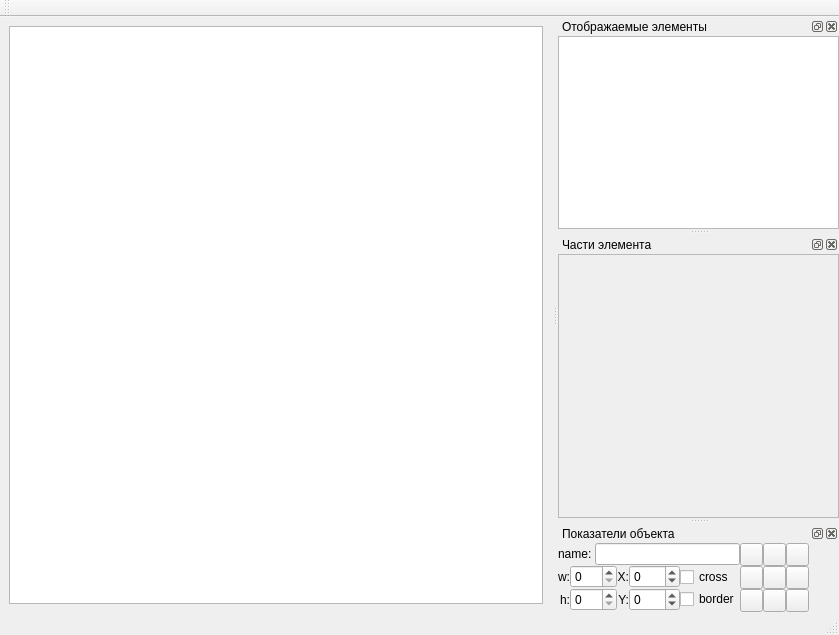
GoldKeeper/ResEditor, file animatron/animatron.ui: the form before one commit.
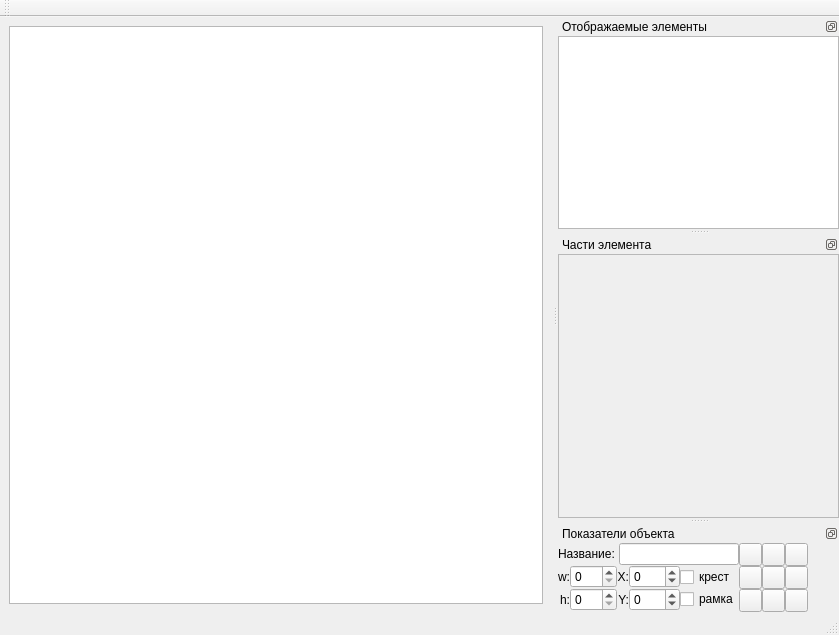
The form after the commit.

```diff
--- a/animatron/animatron.ui
+++ b/animatron/animatron.ui
@@ -38,6 +38,9 @@
      <height>200</height>
     </size>
    </property>
+   <property name="features">
+    <set>QDockWidget::DockWidgetFloatable|QDockWidget::DockWidgetMovable</set>
+   </property>
    <property name="windowTitle">
     <string>Отображаемые элементы</string>
    </property>
@@ -71,6 +74,9 @@
      <height>281</height>
     </size>
    </property>
+   <property name="features">
+    <set>QDockWidget::DockWidgetFloatable|QDockWidget::DockWidgetMovable</set>
+   </property>
    <property name="windowTitle">
     <string>Части элемента</string>
    </property>
@@ -109,6 +115,9 @@
      <height>99</height>
     </size>
    </property>
+   <property name="features">
+    <set>QDockWidget::DockWidgetFloatable|QDockWidget::DockWidgetMovable</set>
+   </property>
    <property name="windowTitle">
     <string>Показатели объекта</string>
    </property>
@@ -126,7 +135,7 @@
      <item row="0" column="0">
       <widget class="QLabel" name="label">
        <property name="text">
-        <string>name: </string>
+        <string>Название: </string>
        </property>
       </widget>
      </item>
@@ -443,14 +452,14 @@
          <item>
           <widget class="QCheckBox" name="checkBox_cross">
            <property name="text">
-            <string>cross</string>
+            <string>крест</string>
            </property>
           </widget>
          </item>
          <item>
           <widget class="QCheckBox" name="checkBox_border">
            <property name="text">
-            <string>border</string>
+            <string>рамка</string>
            </property>
           </widget>
          </item>
```
